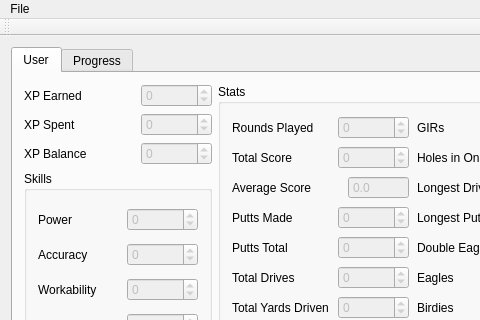
Before: the Qt Designer form MainWindow.ui in Experiment5X/TigerWoods13, drawn with Qt 5; both pictures show x 0 to 480 and y 0 to 320 of the 617 by 473 pixel window.
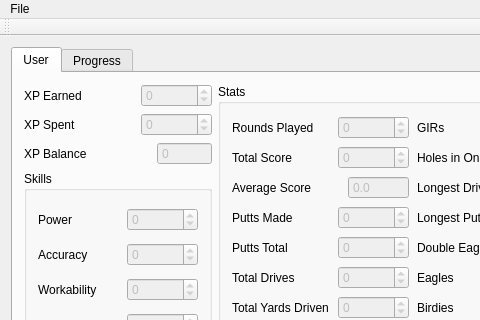
After: the same form once the commit is applied. Icons and pictures are not drawn.

Commit message:
Make XP Balance readonly
XP Earned and XP Spend are stored in the file, the balance is calculated.
So the user will have to modify those two values instead of the balance
directly.

Diff of the .ui file:
```diff
--- a/MainWindow.ui
+++ b/MainWindow.ui
@@ -139,6 +139,12 @@
                   <property name="enabled">
                    <bool>false</bool>
                   </property>
+                  <property name="readOnly">
+                   <bool>true</bool>
+                  </property>
+                  <property name="buttonSymbols">
+                   <enum>QAbstractSpinBox::NoButtons</enum>
+                  </property>
                   <property name="minimum">
                    <number>-214748364</number>
                   </property>
```
